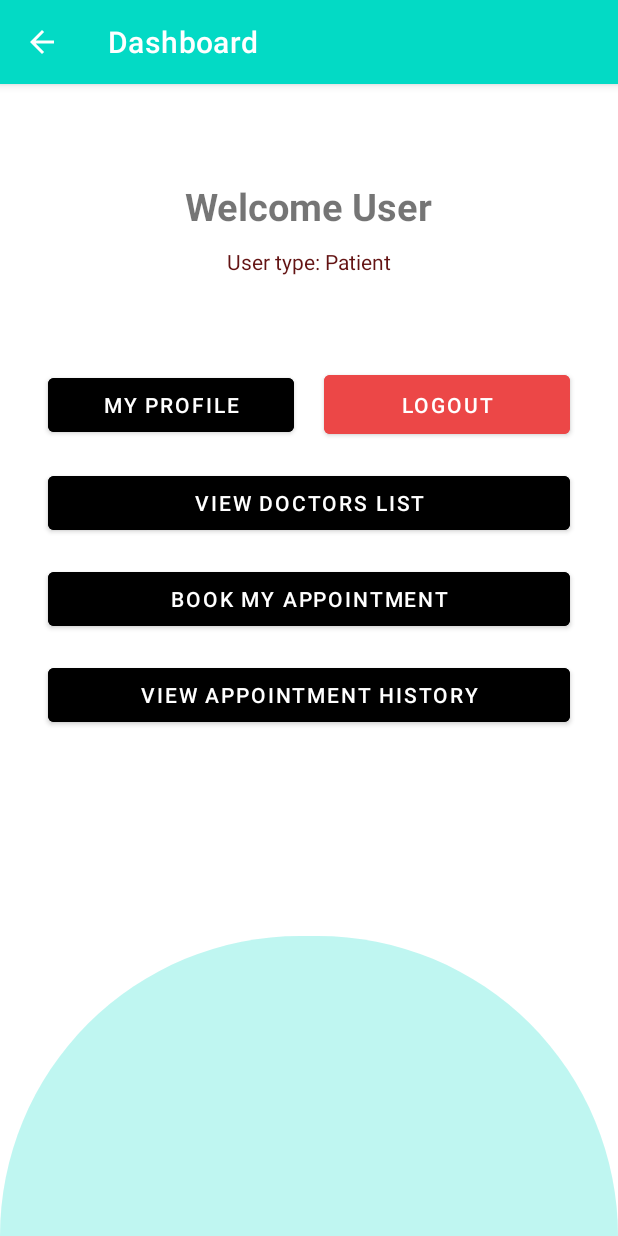
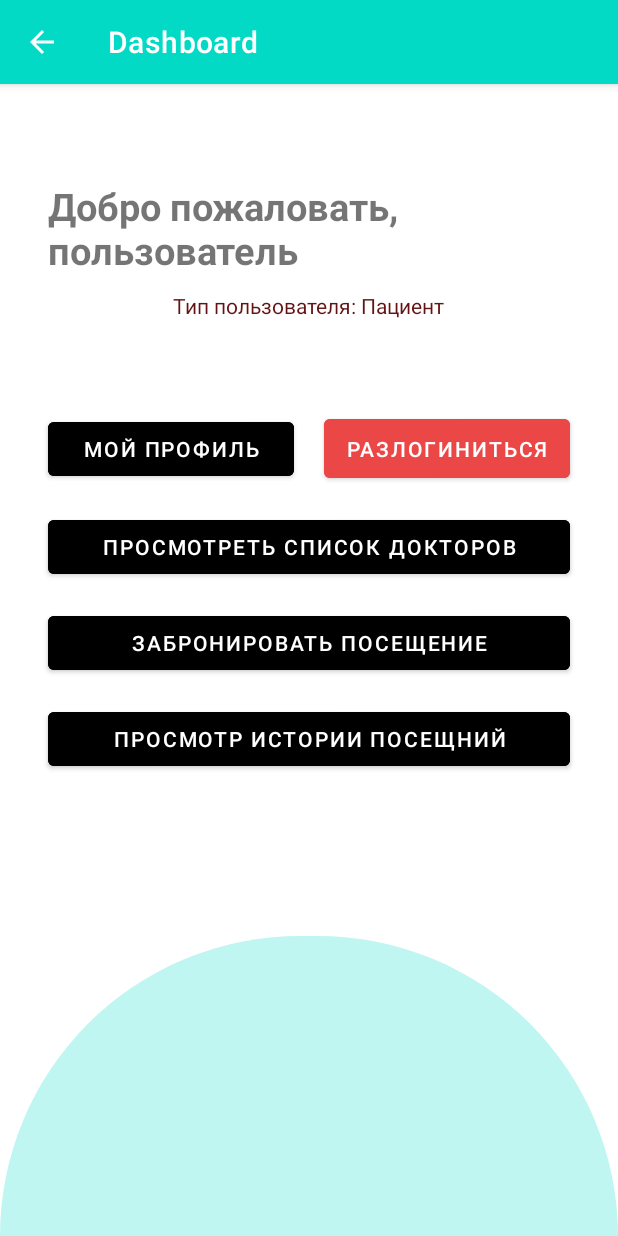
Before and after one commit to Re-Gelu/MIREA-Hospital-Project, an Android app: the loginPatient screen opened directly, with no data from a screen before it, on a phone screen of 412 x 824 dp. Run offline under Robolectric (Android 15) with nearby library versions, the light colour scheme and no system bars; our stand-ins replace Firebase (no records; nobody signed in at launch, a user with empty details on screens opened directly).

Commit message:
xml done commit

```diff
--- a/mobile/app/src/main/res/layout/activity_forgot_password.xml
+++ b/mobile/app/src/main/res/layout/activity_forgot_password.xml
@@ -55,7 +55,7 @@
         android:layout_marginTop="30dp"
         android:layout_marginEnd="32dp"
         android:backgroundTint="@color/teal_200"
-        android:text="Reset" />
+        android:text="Сброс" />
 
     <ProgressBar
         android:id="@+id/forgotPasswordIndeterminateProgressbar"
--- a/mobile/app/src/main/res/layout/activity_login_patient.xml
+++ b/mobile/app/src/main/res/layout/activity_login_patient.xml
@@ -32,7 +32,7 @@
             android:id="@+id/welcome_textView"
             android:layout_width="wrap_content"
             android:layout_height="wrap_content"
-            android:text="Welcome User"
+            android:text="Добро пожаловать, пользователь"
             android:textSize="25sp"
             android:textStyle="bold"
             android:layout_centerHorizontal="true"
@@ -44,7 +44,7 @@
             android:id="@+id/display_category"
             android:layout_width="wrap_content"
             android:layout_height="wrap_content"
-            android:text="User type: Patient"
+            android:text="Тип пользователя: Пациент"
             android:textColor="@color/red"
             android:layout_centerHorizontal="true"
             android:layout_marginStart="32dp"
@@ -68,7 +68,7 @@
                 android:layout_marginStart="32dp"
                 android:layout_marginEnd="10dp"
                 android:backgroundTint="#000000"
-                android:text="My profile" />
+                android:text="Мой профиль" />
 
             <Button
                 android:id="@+id/buttonViewSignOut"
@@ -81,7 +81,7 @@
                 android:layout_alignParentBottom="true"
                 android:layout_centerHorizontal="true"
                 android:padding="10dp"
-                android:text="Logout"/>
+                android:text="Разлогиниться"/>
 
         </LinearLayout>
 
@@ -99,7 +99,7 @@
                 android:layout_width="wrap_content"
                 android:layout_height="wrap_content"
                 android:layout_marginEnd="15dp"
-                android:text="Name:"
+                android:text="Имя:"
                 android:textColor="@color/black"
                 android:textSize="18sp"
                 android:textStyle="bold" />
@@ -121,7 +121,7 @@
                 android:layout_below="@id/textViewNameHeading"
                 android:layout_marginTop="10dp"
                 android:layout_marginEnd="15dp"
-                android:text="Email:"
+                android:text="Почта:"
                 android:textColor="@color/black"
                 android:textSize="18sp"
                 android:textStyle="bold" />
@@ -146,7 +146,7 @@
                 android:layout_below="@id/textViewEmailHeading"
                 android:layout_marginTop="10dp"
                 android:layout_marginEnd="15dp"
-                android:text="Contact:"
+                android:text="Контакт:"
                 android:textColor="@color/black"
                 android:textSize="18sp"
                 android:textStyle="bold" />
@@ -171,7 +171,7 @@
                 android:layout_below="@id/textViewContactHeading"
                 android:layout_marginTop="10dp"
                 android:layout_marginEnd="15dp"
-                android:text="Address:"
+                android:text="Адрес:"
                 android:textColor="@color/black"
                 android:textSize="18sp"
                 android:textStyle="bold" />
@@ -203,7 +203,7 @@
                 android:layout_below="@id/loginActivity_medicalDetails_info"
                 android:layout_marginTop="5dp"
                 android:layout_marginEnd="15dp"
-                android:text="User-Type:"
+                android:text="Тип пользователя:"
                 android:textColor="@color/black"
                 android:textSize="18sp"
                 android:textStyle="bold" />
@@ -226,7 +226,7 @@
                 android:layout_below="@id/textViewUserTypeHeading"
                 android:layout_marginTop="10dp"
                 android:layout_marginEnd="15dp"
-                android:text="Allergies:"
+                android:text="Аллергии:"
                 android:textColor="@color/black"
                 android:textSize="18sp"
                 android:textStyle="bold" />
@@ -253,7 +253,7 @@
             android:layout_marginTop="16dp"
             android:layout_marginEnd="32dp"
             android:backgroundTint="#000000"
-            android:text="View doctors list" />
+            android:text="Просмотреть список докторов" />
 
         <Button
             android:id="@+id/buttonScheduleAppointment"
@@ -264,7 +264,7 @@
             android:layout_marginTop="16dp"
             android:layout_marginEnd="32dp"
             android:backgroundTint="#000000"
-            android:text="Book my appointment" />
+            android:text="Забронировать посещение" />
 
         <RelativeLayout
             android:id="@+id/layoutScheduleAppointment"
@@ -294,7 +294,7 @@
                     android:paddingBottom="10dp"
                     android:paddingStart="10dp"
                     android:paddingRight="15dp"
-                    android:text="Dr."/>
+                    android:text="Доктор "/>
             </com.google.android.material.textfield.TextInputLayout>
 
             <com.google.android.material.textfield.TextInputLayout
@@ -309,7 +309,7 @@
                     android:layout_width="match_parent"
                     android:layout_height="match_parent"
                     android:inputType="none"
-                    android:hint="Doctor's Name"
+                    android:hint="Имя Доктора"
                     android:text=""/>
             </com.google.android.material.textfield.TextInputLayout>
 
@@ -345,7 +345,7 @@
                             android:paddingBottom="10dp"
                             android:paddingStart="10dp"
                             android:paddingRight="15dp"
-                            android:hint="Amount (in INR)"/>
+                            android:hint="Сумма (в Рублях)"/>
                     </com.google.android.material.textfield.TextInputLayout>
 
                     <Button
@@ -353,7 +353,7 @@
                         android:layout_width="match_parent"
                         android:layout_height="match_parent"
                         android:backgroundTint="@color/teal_700"
-                        android:text="Get Fees" />
+                        android:text="Получить комиссию" />
 
             </LinearLayout>
 
@@ -372,7 +372,7 @@
                 android:layout_width="match_parent"
                 android:layout_height="wrap_content"
                 android:layout_below="@id/loginActivity_textview_Date"
-                android:hint="DD/MM/YYYY">
+                android:hint="дд/мм/гггг">
 
                 <!--this is the actual edit text which takes the input-->
                 <com.google.android.material.textfield.TextInputEditText
@@ -396,7 +396,7 @@
                 android:layout_width="match_parent"
                 android:layout_height="wrap_content"
                 android:layout_below="@id/loginActivity_textview_Time"
-                android:hint="e.g. 12:09 PM">
+                android:hint="пример: 12:09">
 
                 <!--this is the actual edit text which takes the input-->
                 <com.google.android.material.textfield.TextInputEditText
@@ -421,7 +421,7 @@
                 android:layout_width="match_parent"
                 android:layout_height="wrap_content"
                 android:layout_below="@id/loginActivity_textview_Allergies"
-                android:hint="e.g. Sore throat, Vomiting, etc">
+                android:hint="например боль в горле, рвота и т. д.">
 
                 <!--this is the actual edit text which takes the input-->
                 <com.google.android.material.textfield.TextInputEditText
@@ -439,7 +439,7 @@
                 android:backgroundTint="@color/teal_700"
                 android:layout_below="@id/loginActivity_Allergies_layout"
                 android:layout_marginTop="8dp"
-                android:text="Submit"/>
+                android:text="Представить на рассмотрение"/>
 
             <Button
                 android:id="@+id/buttonViewResetAppointmentForm"
@@ -451,7 +451,7 @@
                 android:layout_toEndOf="@id/buttonViewSubmitAppointmentForm"
                 android:layout_marginTop="8dp"
                 android:layout_marginStart="15dp"
-                android:text="Reset"/>
+                android:text="Сброс"/>
         </RelativeLayout>
 
         <Button
@@ -463,7 +463,7 @@
             android:backgroundTint="#000000"
             android:layout_below="@id/layoutScheduleAppointment"
             android:layout_marginTop="16dp"
-            android:text="View Appointment History"/>
+            android:text="Просмотр истории посещний"/>
     </RelativeLayout>
 
 
--- a/mobile/app/src/main/res/layout/row_item_doctor.xml
+++ b/mobile/app/src/main/res/layout/row_item_doctor.xml
@@ -25,7 +25,7 @@
                 android:layout_width="wrap_content"
                 android:layout_height="wrap_content"
                 android:layout_marginEnd="15dp"
-                android:text="Name:"
+                android:text="Имя:"
                 android:textColor="@color/black"
                 android:textSize="18sp"
                 android:textStyle="bold" />
@@ -52,7 +52,7 @@
                 android:layout_width="wrap_content"
                 android:layout_height="wrap_content"
                 android:layout_marginEnd="15dp"
-                android:text="Degree:"
+                android:text="Степень:"
                 android:textColor="@color/black"
                 android:textSize="18sp"
                 android:textStyle="bold" />
@@ -79,7 +79,7 @@
                 android:layout_width="wrap_content"
                 android:layout_height="wrap_content"
                 android:layout_marginEnd="15dp"
-                android:text="Specialization:"
+                android:text="Специализация:"
                 android:textColor="@color/black"
                 android:textSize="18sp"
                 android:textStyle="bold" />
```
Also changed, not shown: mobile/app/src/main/res/layout/activity_main.xml (+9 -10 lines), mobile/app/src/main/res/layout/activity_register_doctor.xml (+10 -10 lines), mobile/app/src/main/res/layout/activity_register_patient.xml (+8 -8 lines), mobile/app/src/main/res/values/strings.xml (+15 -15 lines).
